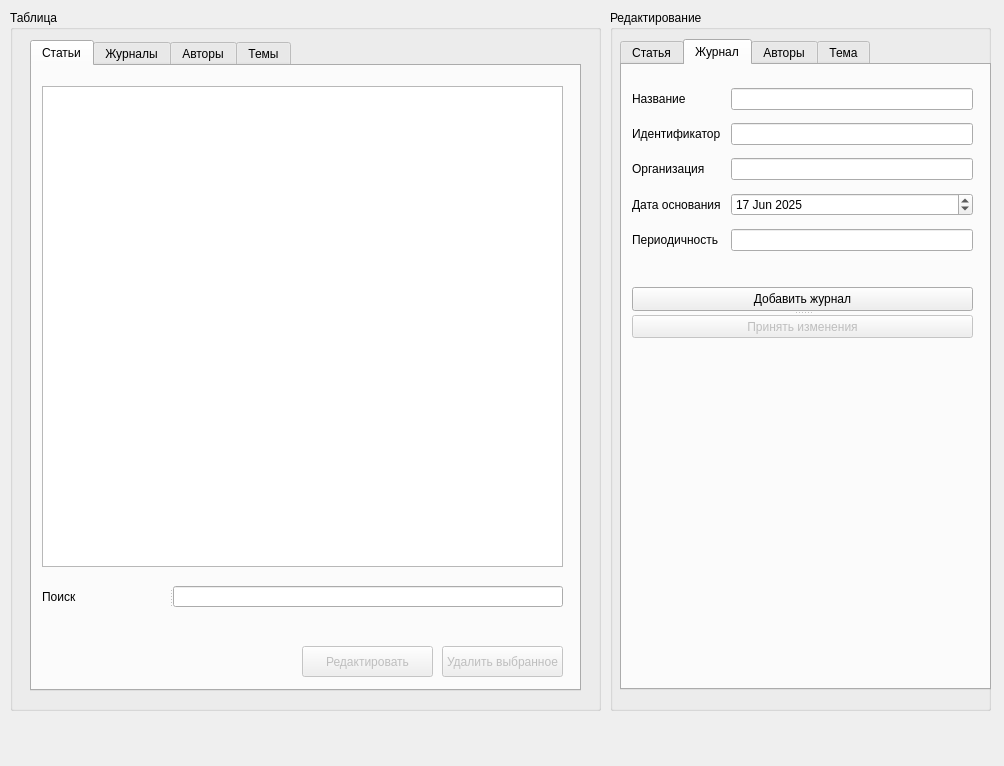
Qt form Articles.ui (charderrrrr/Articles) before a commit.
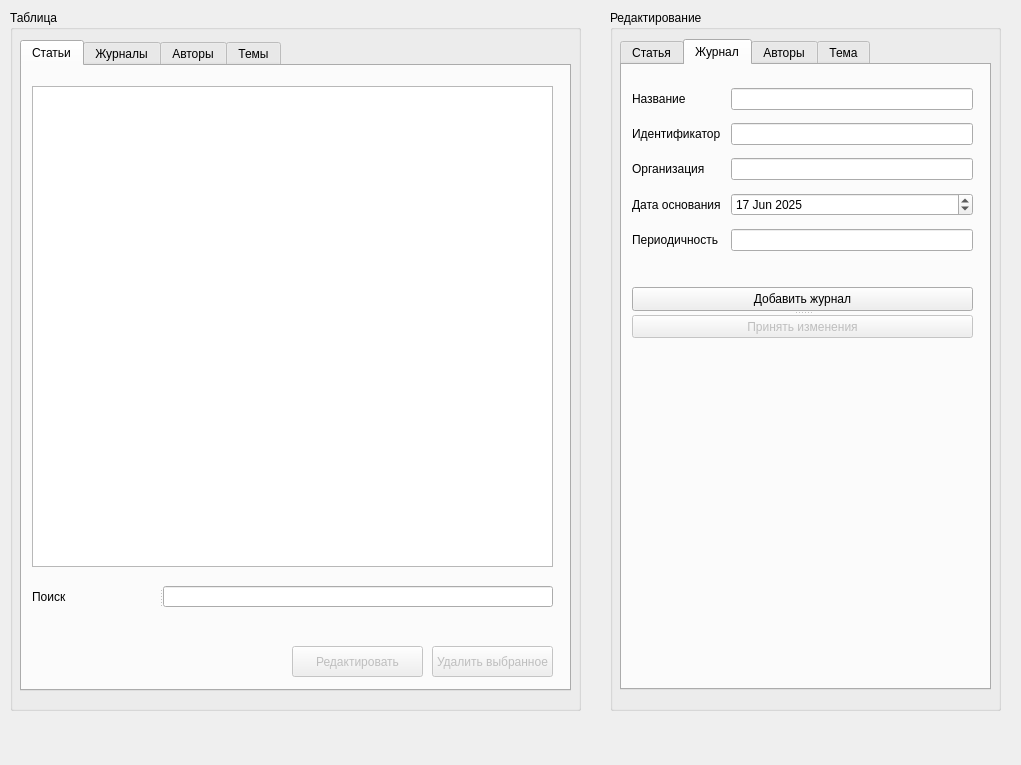
The same form after that commit. The open tabs and pages were chosen to show the change.

Commit message: Первые правки 	modified:   Articles.py 	modified:   Articles.ui 	modified:   db.py 	modified:   magazinse.db 	modified:   main.py 	modified:   "\320\236\321\202\321\207\320\265\321\202 \320\243\320\237.docx"

```diff
--- a/Articles.ui
+++ b/Articles.ui
@@ -6,8 +6,8 @@
    <rect>
     <x>0</x>
     <y>0</y>
-    <width>1004</width>
-    <height>766</height>
+    <width>1021</width>
+    <height>765</height>
    </rect>
   </property>
   <property name="windowTitle">
@@ -19,7 +19,7 @@
      <rect>
       <x>10</x>
       <y>10</y>
-      <width>591</width>
+      <width>571</width>
       <height>701</height>
      </rect>
     </property>
@@ -29,7 +29,7 @@
     <widget class="QTabWidget" name="tabWidget_2">
      <property name="geometry">
       <rect>
-       <x>20</x>
+       <x>10</x>
        <y>30</y>
        <width>551</width>
        <height>651</height>
@@ -329,7 +329,7 @@
      <rect>
       <x>610</x>
       <y>10</y>
-      <width>381</width>
+      <width>391</width>
       <height>701</height>
      </rect>
     </property>
@@ -658,12 +658,15 @@
          <x>20</x>
          <y>290</y>
          <width>321</width>
-         <height>71</height>
+         <height>291</height>
         </rect>
        </property>
        <property name="text">
         <string/>
        </property>
+       <property name="alignment">
+        <set>Qt::AlignmentFlag::AlignLeading|Qt::AlignmentFlag::AlignLeft|Qt::AlignmentFlag::AlignTop</set>
+       </property>
       </widget>
      </widget>
      <widget class="QWidget" name="tab_8">
```
Left out of the diff: 33 changed lines with no effect on the pictures. The commit also changes 5 other files.
